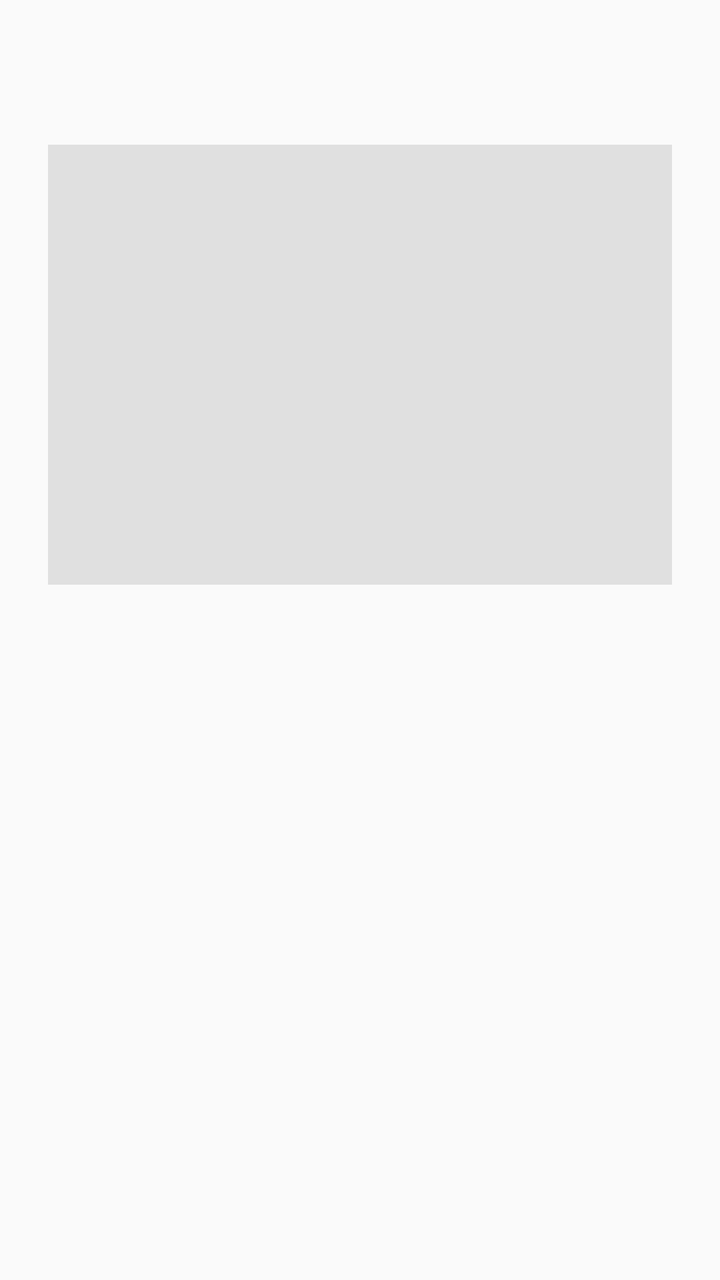
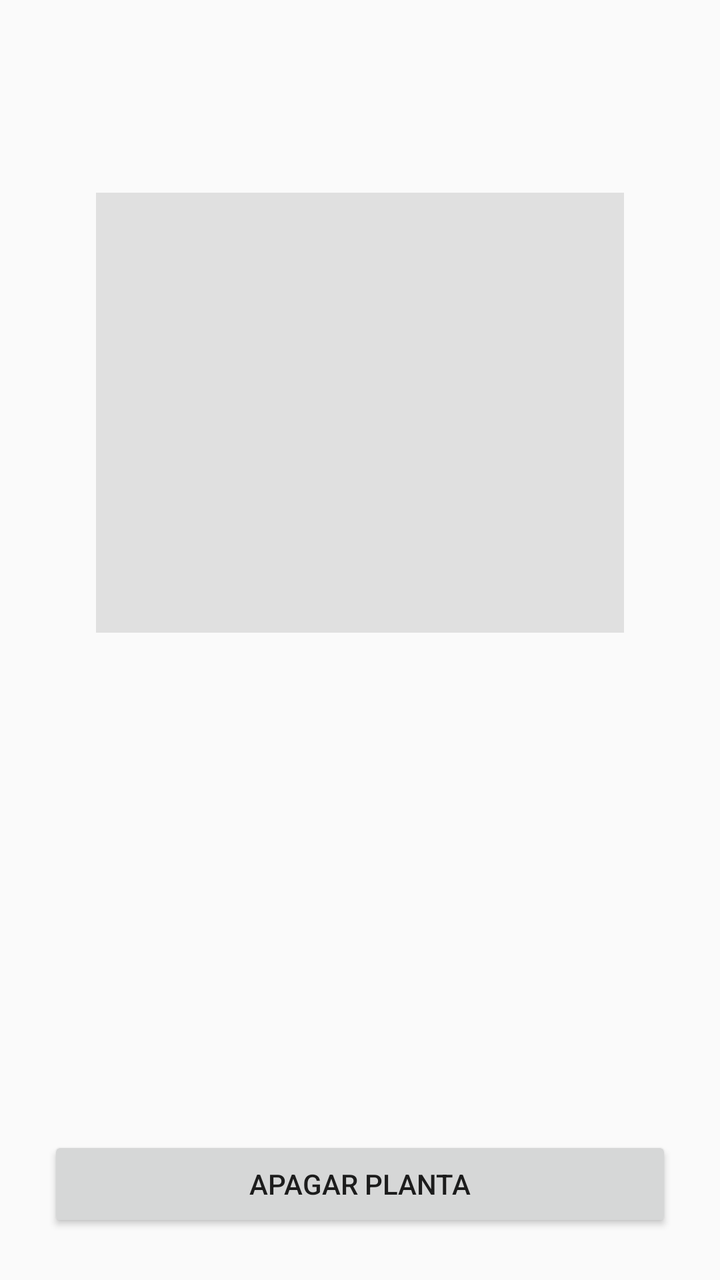

Compare the two renders of this Android layout. The source of the first and the diff that turns it into the second are given below.
<!-- AndroidManifest.xml: application theme Theme.ProjectDroid -->
<!-- res/layout/activity_info_planta.xml -->
<?xml version="1.0" encoding="utf-8"?>
<ScrollView xmlns:android="http://schemas.android.com/apk/res/android"
    android:layout_width="match_parent"
    android:layout_height="match_parent">

    <LinearLayout
        android:id="@+id/ll_info"
        android:layout_width="match_parent"
        android:layout_height="wrap_content"
        android:orientation="vertical"
        android:padding="24dp">

        <TextView
            android:id="@+id/txt_titulo"
            android:layout_width="match_parent"
            android:layout_height="wrap_content"
            android:textSize="24sp"
            android:textStyle="bold"
            android:gravity="center_horizontal" />

        <ImageView
            android:id="@+id/img_info"
            android:layout_width="match_parent"
            android:layout_height="220dp"
            android:layout_marginTop="16dp"
            android:scaleType="centerCrop"
            android:contentDescription="Imagem da espécie"
            android:background="#E0E0E0" />

    </LinearLayout>
</ScrollView>
<!-- resources referenced by this layout -->
<resources>
  <style name="Theme.ProjectDroid" parent="Theme.AppCompat.Light.DarkActionBar">
      </style>
</resources>

<!-- the commit's change to res/layout/activity_info_planta.xml (unified diff, before → after) -->
@@ -1,7 +1,14 @@
 <?xml version="1.0" encoding="utf-8"?>
-<ScrollView xmlns:android="http://schemas.android.com/apk/res/android"
+<LinearLayout xmlns:android="http://schemas.android.com/apk/res/android"
     android:layout_width="match_parent"
-    android:layout_height="match_parent">
+    android:layout_height="match_parent"
+    android:orientation="vertical"
+    android:padding="24dp">
+
+    <ScrollView
+        android:layout_width="match_parent"
+        android:layout_height="0dp"
+        android:layout_weight="1">
 
     <LinearLayout
         android:id="@+id/ll_info"
@@ -29,3 +36,12 @@
 
     </LinearLayout>
 </ScrollView>
+
+<Button
+    android:id="@+id/btn_apagar"
+    android:layout_width="match_parent"
+    android:layout_height="wrap_content"
+    android:layout_marginTop="8dp"
+    android:text="Apagar planta" />
+
+</LinearLayout>
